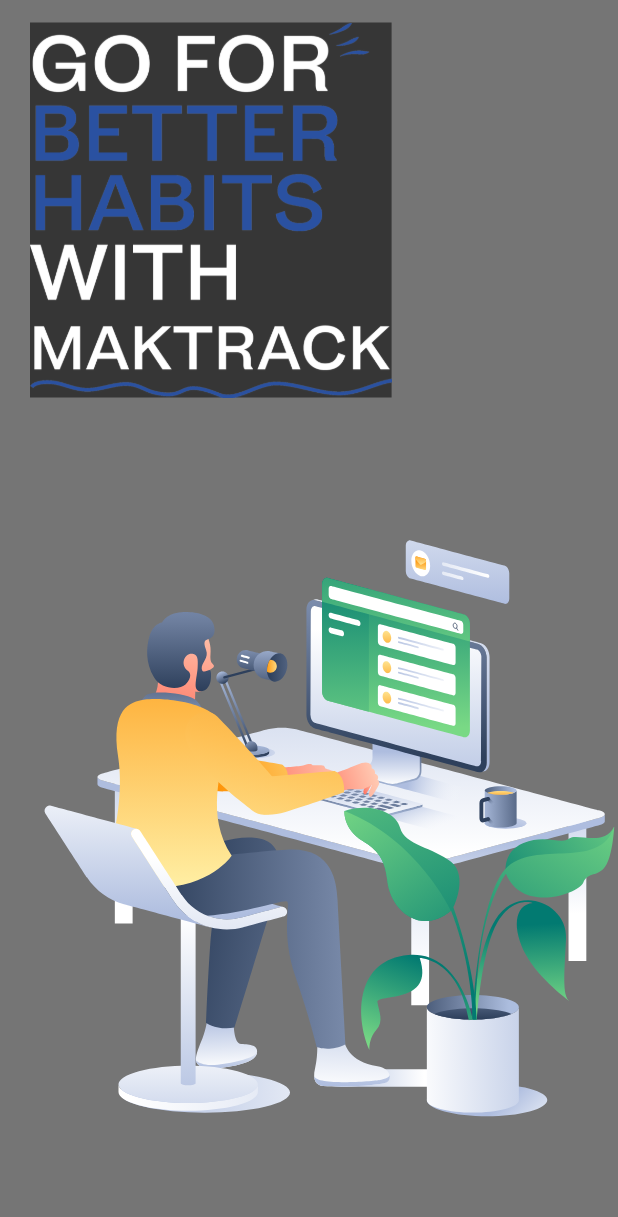
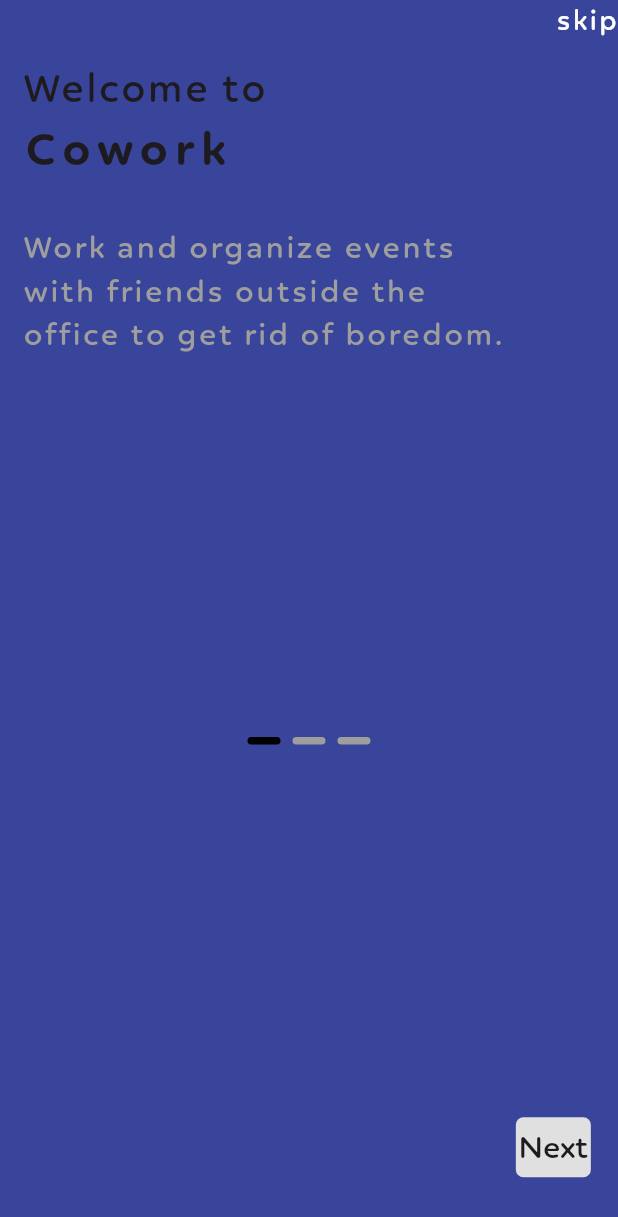
Before and after one commit to MTS-Services/Task-Management, a Flutter app: the first screen one second after launch, on a phone screen of 412 x 824 dp. Shown: the top 1217 px of the screen. Run offline on Flutter 3.47's test engine with Material 3 defaults, Android fonts, the phone set to English and light mode, and no system bars; drawn by our look-alikes of lottie, smooth_page_indicator; our stand-ins replace firebase_auth, firebase_core, fl_chart, flutter_otp_text_field, get, loading_animation_widget and 1 more; accounts and stored records are empty.

```diff
--- a/lib/m-track.dart
+++ b/lib/m-track.dart
@@ -1,7 +1,7 @@
 import 'package:flutter/material.dart';
 import 'package:get/get.dart';
 import 'package:maktrack/domain/entities/color.dart';
-import 'package:maktrack/presentation/pages/screen/splash_screen/splash_screen.dart';
+import 'package:maktrack/presentation/pages/screen/threeScreen/onboarding_page.dart';
 class MTrac extends StatelessWidget {
   const MTrac({super.key});
   @override
@@ -15,7 +15,7 @@ class MTrac extends StatelessWidget {
           textTheme: _buildTextTheme(),
           inputDecorationTheme: _buildInputDecorationTheme(context),
           elevatedButtonTheme: _buildElevatedButtonThemeData()),
-      home: SplashScreen(),
+      home: ThreeScreenPage(),
     );
   }
 
--- /dev/null
+++ b/lib/presentation/pages/screen/threeScreen/onboarding_page.dart
@@ -0,0 +1,115 @@
+import 'package:flutter/material.dart';
+import 'package:get/get.dart';
+import 'package:maktrack/presentation/pages/auth/sing_in_screen.dart';
+import 'package:maktrack/presentation/pages/screen/onboarding/onboarding_screen.dart';
+import 'package:maktrack/presentation/state_managment/onboarding_controller.dart';
+import 'package:maktrack/presentation/widgets/my_custom_text.dart';
+import 'package:smooth_page_indicator/smooth_page_indicator.dart';
+import 'widget/onboarding1.dart';
+import 'widget/onboarding2.dart';
+import 'widget/onboarding3.dart';
+
+class ThreeScreenPage extends StatelessWidget {
+  const ThreeScreenPage({super.key});
+
+  @override
+  Widget build(BuildContext context) {
+    final controller = Get.put(OnboardingController());
+    return Scaffold(
+      body: Stack(
+        alignment: Alignment(0.90, 0.90),
+        children: [
+          PageView(
+            controller: controller.pageController,
+            onPageChanged: (index) {
+              controller.onLastPage.value = (index == 2);
+            },
+            children: [
+              Container(
+                decoration: BoxDecoration(
+                  color: Color(0xff39459b),
+                ), // Background color for page 1
+                child: const Onboarding1(),
+              ),
+              Container(
+                decoration: BoxDecoration(
+                  color: Color(0xfff3e6d6),
+                ), // Background color for page 2
+                child: const Onboarding2(),
+              ),
+              Container(
+                decoration: BoxDecoration(
+                  color: Color(0xffd1dfd2),
+                ), // Background color for page 3
+                child: const Onboarding3(),
+              ),
+            ],
+          ),
+          Container(
+            alignment: Alignment.topRight,
+            child: CustomText(
+              tName: "skip",
+              fSize: 18,
+              color: Colors.white,
+              lSpacing: 2,
+              onTap: () {
+                controller.pageController.jumpToPage(2);
+              },
+            ),
+          ),
+          Container(
+            alignment: const Alignment(0, 0.2),
+            child: SmoothPageIndicator(
+              controller: controller.pageController,
+              count: 3,
+              effect: WormEffect(
+                  dotHeight: 5,
+                  dotWidth: 22,
+                  radius: 5,
+                  activeDotColor: Colors.black),
+            ),
+          ),
+          Obx(
+            () => controller.onLastPage.value
+                ? GestureDetector(
+                    onTap: () => Get.offAll(() => OnboardingScreen()),
+                    child: Container(
+                      height: 40,
+                      width: 50,
+                      decoration: BoxDecoration(
+                          color: Colors.black,
+                          borderRadius: BorderRadius.circular(5)),
+                      child: Center(
+                        child: Icon(
+                          Icons.arrow_right_alt,
+                          color: Colors.white,
+                          size: 30,
+                        ),
+                      ),
+                    ),
+                  )
+                : Container(
+                    height: 40,
+                    width: 50,
+                    decoration: BoxDecoration(
+                      borderRadius: BorderRadius.circular(5),
+                      color: Colors.grey[300],
+                    ),
+                    child: Center(
+                      child: CustomText(
+                        tName: "Next",
+                        fWeight: FontWeight.w600,
+                        onTap: () {
+                          controller.pageController.nextPage(
+                              duration: const Duration(milliseconds: 400),
+                              curve: Curves.easeIn);
+                        },
+                      ),
+                    ),
+                  ),
+          ),
+        ],
+      ),
+    );
+  }
+}
--- /dev/null
+++ b/lib/presentation/pages/screen/threeScreen/widget/onboarding1.dart
@@ -0,0 +1,56 @@
+
+
+import 'package:flutter/material.dart';
+import 'package:maktrack/presentation/widgets/my_custom_text.dart';
+
+class Onboarding1 extends StatelessWidget {
+  const Onboarding1({super.key});
+
+  @override
+  Widget build(BuildContext context) {
+    return Column(
+      crossAxisAlignment: CrossAxisAlignment.start,
+      children: [
+        Container(
+            width: double.infinity,
+            color: Colors.transparent,
+            // child: Image.asset(
+            //   "assets/images/onboarding/onboarding1.png",
+            //   fit: BoxFit.cover,
+            // )
+
+        ),
+        const SizedBox(height: 40),
+        Padding(
+          padding: const EdgeInsets.only(left: 15),
+          child: Column(
+            crossAxisAlignment: CrossAxisAlignment.start,
+            children: [
+              const CustomText(
+                tName: "Welcome to ",
+                fSize: 26,
+                lSpacing: 2,
+                fWeight: FontWeight.w500,
+              ),
+              CustomText(
+                tAlign: TextAlign.start,
+                tName: "Cowork",
+                fSize: 30,
+                lSpacing: 5,
+                fWeight: FontWeight.bold,
+              ),
+              const SizedBox(height: 30),
+              CustomText(
+                mLines: 3,
+                tName:
+                    "Work and organize events\nwith friends outside the\noffice to get rid of boredom.",
+                color: Colors.grey,
+                lSpacing: 2,
+              )
+            ],
+          ),
+        )
+      ],
+    );
+  }
+}
--- /dev/null
+++ b/lib/presentation/widgets/my_custom_text.dart
@@ -0,0 +1,45 @@
+import 'package:flutter/material.dart';
+
+class CustomText extends StatelessWidget {
+  final String tName;
+  final double? fSize;
+  final FontWeight? fWeight;
+  final Color? color;
+  final double? lSpacing;
+  final int? mLines;
+  final TextAlign? tAlign;
+  final TextOverflow? overflow;
+  final void Function()? onTap;
+
+  const CustomText({
+    super.key,
+    required this.tName,
+    this.fSize,
+    this.fWeight,
+    this.color,
+    this.lSpacing,
+    this.mLines,
+    this.tAlign,
+    this.onTap,
+    this.overflow,
+  });
+
+  @override
+  Widget build(BuildContext context) {
+    return GestureDetector(
+      onTap: onTap,
+      child: Text(
+        maxLines: mLines,
+        textAlign: tAlign,
+        overflow: overflow,
+        tName,
+        style: TextStyle(
+          fontSize: fSize,
+          fontWeight: fWeight,
+          color: color,
+          letterSpacing: lSpacing,
+        ),
+      ),
+    );
+  }
+}
--- a/pubspec.yaml
+++ b/pubspec.yaml
@@ -25,6 +25,8 @@ dependencies:
   firebase_auth: ^5.5.1
 
   fl_chart: ^0.70.2
+  loading_animation_widget: ^1.3.0
+  smooth_page_indicator: ^1.2.1
 
 
 
```
Also changed, not shown: lib/presentation/pages/auth/sing_in_screen.dart (+12 -7 lines), lib/presentation/pages/auth/sing_up_screen.dart (+14 -7 lines), lib/presentation/pages/screen/DashBoard/dash_board.dart (+35 -3 lines), lib/presentation/pages/screen/onboarding/onboarding_screen.dart (+75 -51 lines), lib/presentation/pages/screen/threeScreen/widget/onboarding2.dart (added, +53 -0 lines), lib/presentation/pages/screen/threeScreen/widget/onboarding3.dart (added, +54 -0 lines), lib/presentation/state_managment/onboarding_controller.dart (added, +45 -0 lines), lib/presentation/state_managment/splash_controller.dart (+14 -9 lines), assets/images/images.png (deleted), pubspec.lock.
